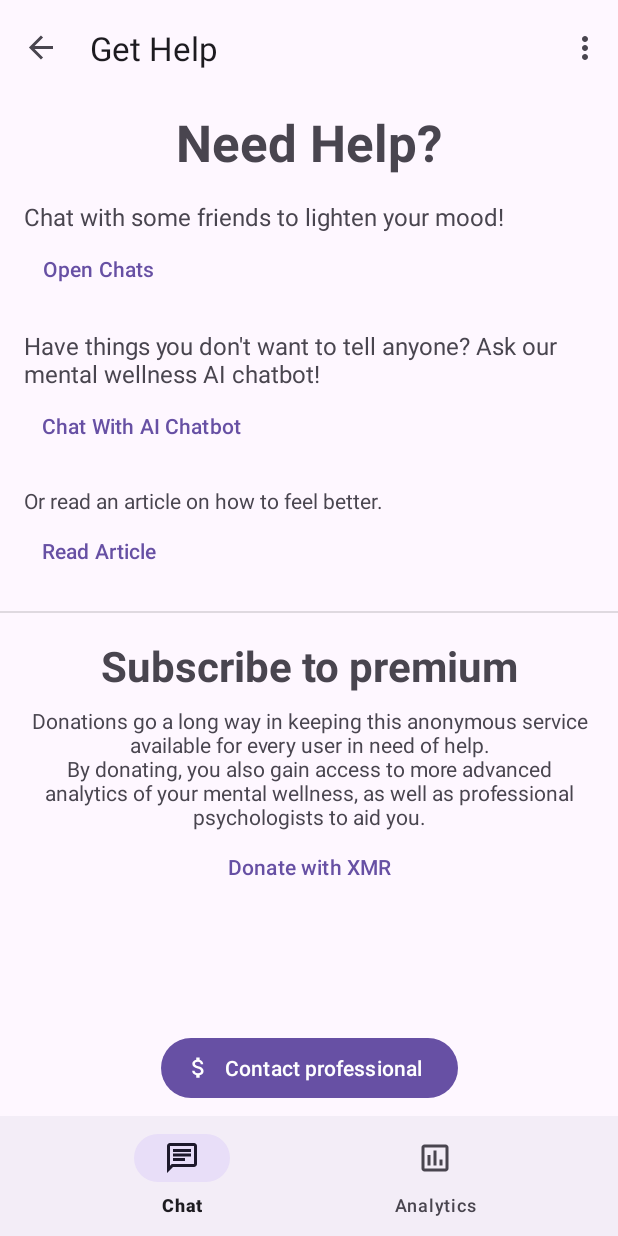
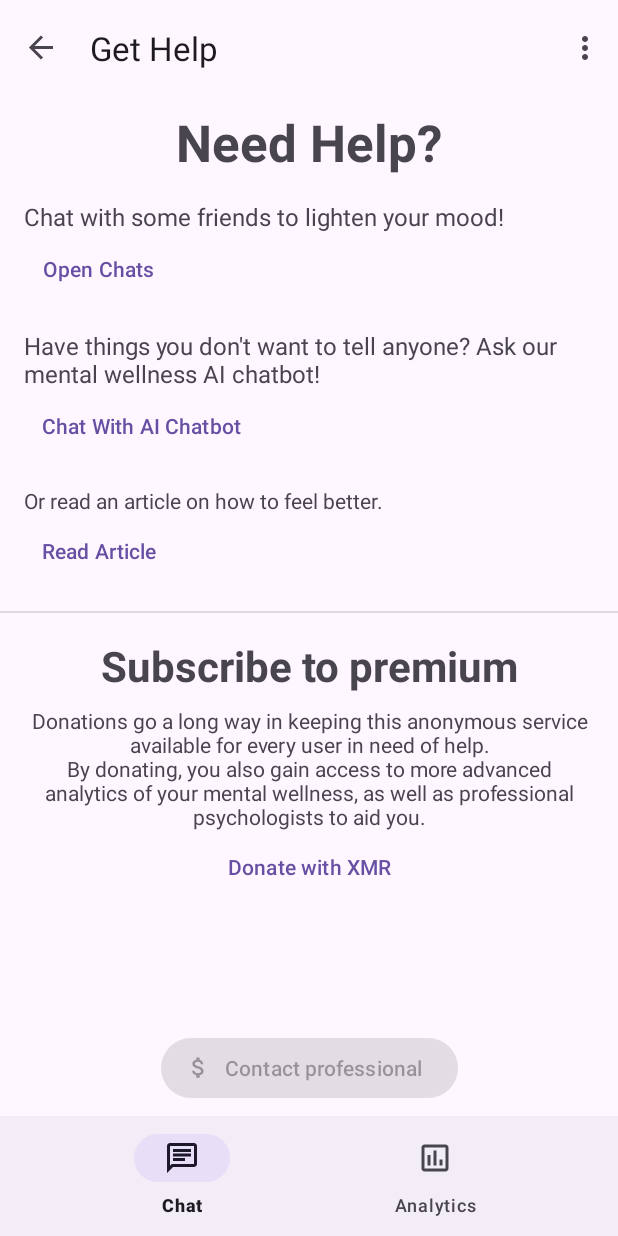
Before and after one commit to Walnit/OskiHealth, an Android app: the StopItGetSomeHelp screen opened through its navigation route, on a phone screen of 412 x 824 dp. Run offline under Robolectric (Android 15) with nearby library versions, the light colour scheme and no system bars; our stand-ins replace Volley, navigation-ui; libraries missing offline, so code that uses them is left out: com.patrykandpatrick.vico; network calls fail; 5 statements that could not run were skipped.

Commit message:
eye candy

```diff
--- a/app/src/main/java/com/glyph/oskihealth/StopItGetSomeHelp.kt
+++ b/app/src/main/java/com/glyph/oskihealth/StopItGetSomeHelp.kt
@@ -3,7 +3,6 @@ package com.glyph.oskihealth
 import android.content.ClipData
 import android.content.ClipboardManager
 import android.content.Context
-import android.content.DialogInterface
 import android.content.Intent
 import android.net.Uri
 import android.os.Bundle
@@ -16,15 +15,8 @@ import androidx.core.os.bundleOf
 import androidx.navigation.findNavController
 import com.android.volley.Request.Method
 import com.android.volley.toolbox.Volley
-import com.google.android.material.dialog.MaterialAlertDialogBuilder
 import com.google.android.material.snackbar.Snackbar
 
-
-/**
- * A simple [Fragment] subclass.
- * Use the [StopItGetSomeHelp.newInstance] factory method to
- * create an instance of this fragment.
- */
 class StopItGetSomeHelp : Fragment() {
 
     override fun onCreateView(
@@ -34,6 +26,8 @@ class StopItGetSomeHelp : Fragment() {
         // Inflate the layout for this fragment
         val view = inflater.inflate(R.layout.fragment_stop_it_get_some_help, container, false)
         with (view) {
+            val helpButton = findViewById<Button>(R.id.subscribe)
+
             findViewById<Button>(R.id.open_chats).setOnClickListener {
                 findNavController().navigate(R.id.action_stopItGetSomeHelp_to_chatFragment)
             }
@@ -44,12 +38,13 @@ class StopItGetSomeHelp : Fragment() {
                 startActivity(Intent(Intent.ACTION_VIEW, Uri.parse("https://www.healthhub.sg/live-healthy/1926/10-Essentials-for-Mental-Well-Being")))
             }
             findViewById<Button>(R.id.copy_xmr).setOnClickListener {
+                helpButton.isEnabled = true
                 val clipboardManager: ClipboardManager = view.context.getSystemService(Context.CLIPBOARD_SERVICE) as ClipboardManager
                 val clipData = ClipData.newPlainText("XMR", "49eVpZLA61UBWo4zRmn32HNWk9fEDSUEuBShEHuTyTEQUSwoSKb94XJ8wsKromdoNyHBqFVgLjUvWjoofXMmadheHjhifK9")
                 clipboardManager.setPrimaryClip(clipData)
                 Snackbar.make(view, "Copied to clipboard!", Snackbar.LENGTH_SHORT).show()
             }
-            findViewById<Button>(R.id.subscribe).setOnClickListener {
+            helpButton.setOnClickListener {
                 val queue = Volley.newRequestQueue(requireContext())
                 val request = AuthorisedRequest(Method.POST, "/get-help",
                     { response ->
--- a/app/src/main/res/layout/fragment_stop_it_get_some_help.xml
+++ b/app/src/main/res/layout/fragment_stop_it_get_some_help.xml
@@ -126,6 +126,7 @@
         android:layout_height="wrap_content"
         android:layout_marginBottom="8dp"
         android:text="Contact professional"
+        android:enabled="false"
         app:icon="@drawable/outline_attach_money_24"
         app:layout_constraintBottom_toBottomOf="parent"
         app:layout_constraintEnd_toEndOf="parent"
```
